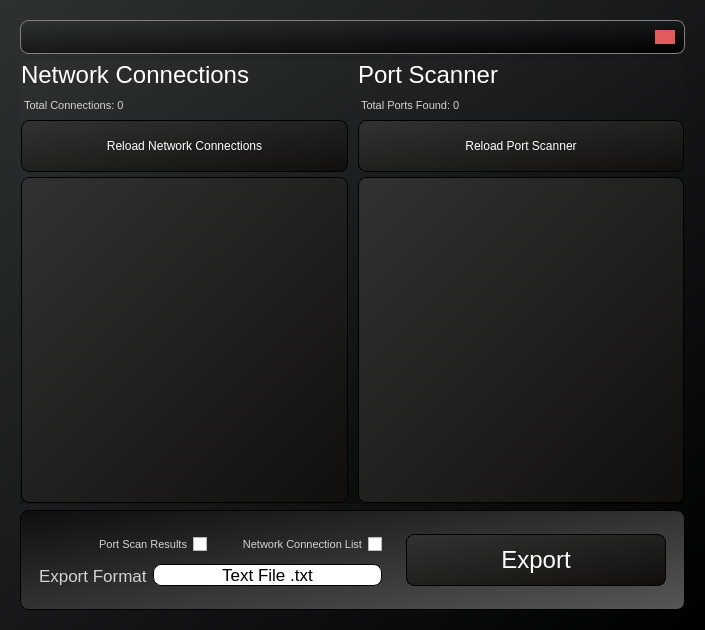
Above: HomeScanUi.ui from hunterjreid/HomeScan before the change. Below: the same form after it.
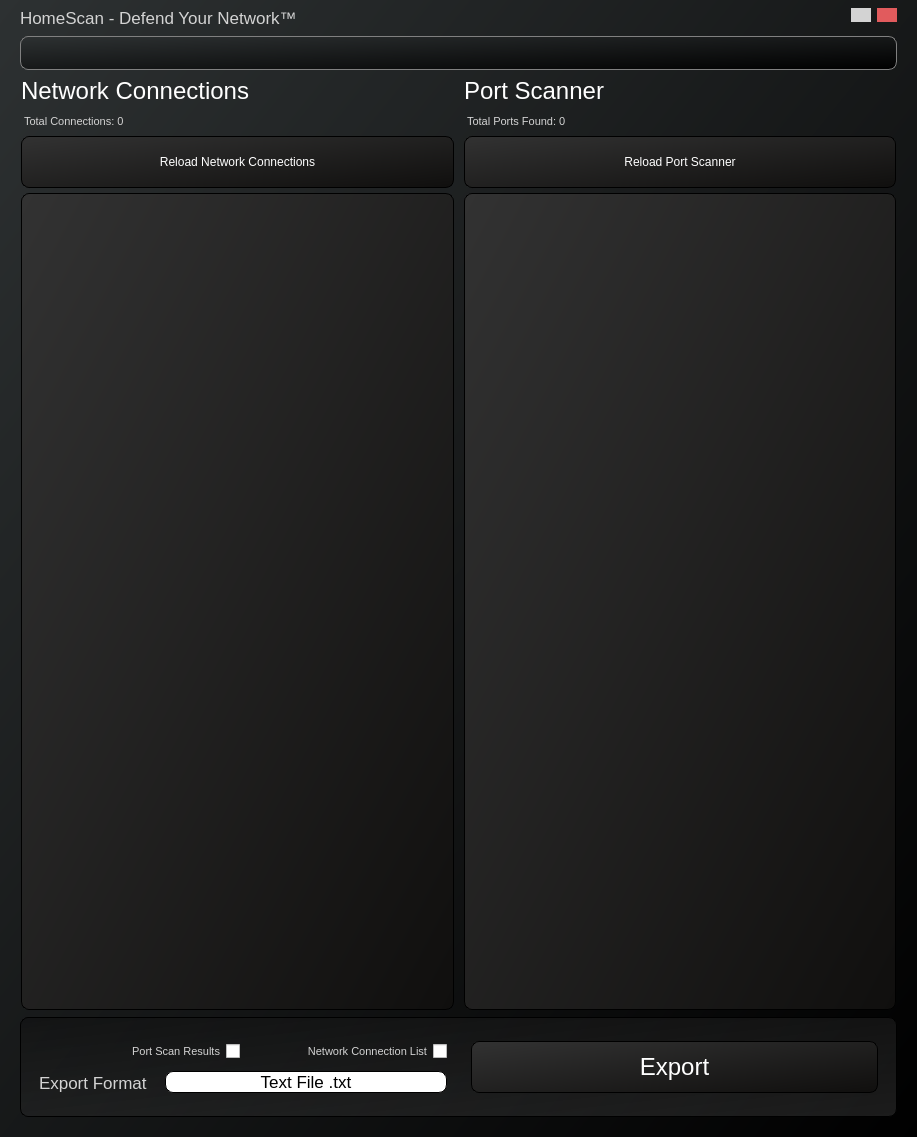
That is the form after the change. Icons and pictures are not drawn.

What changed in the file:
```diff
--- a/HomeScanUi.ui
+++ b/HomeScanUi.ui
@@ -6,8 +6,8 @@
    <rect>
     <x>0</x>
     <y>0</y>
-    <width>705</width>
-    <height>630</height>
+    <width>917</width>
+    <height>1137</height>
    </rect>
   </property>
   <property name="windowTitle">
@@ -25,7 +25,7 @@
      <number>20</number>
     </property>
     <property name="topMargin">
-     <number>20</number>
+     <number>0</number>
     </property>
     <property name="rightMargin">
      <number>20</number>
@@ -33,6 +33,103 @@
     <property name="bottomMargin">
      <number>20</number>
     </property>
+    <item alignment="Qt::AlignTop">
+     <widget class="QFrame" name="frame_11">
+      <property name="minimumSize">
+       <size>
+        <width>0</width>
+        <height>30</height>
+       </size>
+      </property>
+      <property name="maximumSize">
+       <size>
+        <width>16777215</width>
+        <height>30</height>
+       </size>
+      </property>
+      <property name="styleSheet">
+       <string notr="true">border: none;
+background: none;</string>
+      </property>
+      <property name="frameShape">
+       <enum>QFrame::StyledPanel</enum>
+      </property>
+      <property name="frameShadow">
+       <enum>QFrame::Raised</enum>
+      </property>
+      <layout class="QHBoxLayout" name="horizontalLayout_7">
+       <property name="leftMargin">
+        <number>0</number>
+       </property>
+       <property name="topMargin">
+        <number>8</number>
+       </property>
+       <property name="rightMargin">
+        <number>0</number>
+       </property>
+       <property name="bottomMargin">
+        <number>0</number>
+       </property>
+       <item alignment="Qt::AlignTop">
+        <widget class="QLabel" name="label_10">
+         <property name="styleSheet">
+          <string notr="true">border:none;background: none;
+color:lightgray;
+font-size:17px;</string>
+         </property>
+         <property name="text">
+          <string>HomeScan - Defend Your Network™ </string>
+         </property>
+        </widget>
+       </item>
+       <item alignment="Qt::AlignTop">
+        <widget class="QPushButton" name="pushButton_6">
+         <property name="maximumSize">
+          <size>
+           <width>20</width>
+           <height>16777215</height>
+          </size>
+         </property>
+         <property name="styleSheet">
+          <string notr="true">background-color: lightgray;
+border: none;
+top:0;border-radius: 0;</string>
+         </property>
+         <property name="text">
+          <string/>
+         </property>
+         <property name="icon">
+          <iconset>
+           <normaloff>assets/minus.svg</normaloff>assets/minus.svg</iconset>
+         </property>
+        </widget>
+       </item>
+       <item alignment="Qt::AlignTop">
+        <widget class="QPushButton" name="pushButton_5">
+         <property name="maximumSize">
+          <size>
+           <width>20</width>
+           <height>16777215</height>
+          </size>
+         </property>
+         <property name="styleSheet">
+          <string notr="true">background-color: rgb(225, 91, 93);
+border: none;
+top:0;border-radius: 0;
+margin-top:0px;</string>
+         </property>
+         <property name="text">
+          <string/>
+         </property>
+         <property name="icon">
+          <iconset>
+           <normaloff>assets/x.svg</normaloff>assets/x.svg</iconset>
+         </property>
+        </widget>
+       </item>
+      </layout>
+     </widget>
+    </item>
     <item>
      <widget class="QFrame" name="frame_2">
       <property name="maximumSize">
@@ -132,73 +229,14 @@
          </property>
         </widget>
        </item>
-       <item>
-        <widget class="QFrame" name="frame_10">
-         <property name="maximumSize">
-          <size>
-           <width>20</width>
-           <height>16777215</height>
-          </size>
-         </property>
-         <property name="styleSheet">
-          <string notr="true">border: none;
-background: none;
-vertical-align: top; </string>
-         </property>
-         <property name="frameShape">
-          <enum>QFrame::StyledPanel</enum>
-         </property>
-         <property name="frameShadow">
-          <enum>QFrame::Raised</enum>
-         </property>
-         <layout class="QHBoxLayout" name="horizontalLayout_7">
-          <property name="spacing">
-           <number>0</number>
-          </property>
-          <property name="leftMargin">
-           <number>0</number>
-          </property>
-          <property name="topMargin">
-           <number>0</number>
-          </property>
-          <property name="rightMargin">
-           <number>0</number>
-          </property>
-          <property name="bottomMargin">
-           <number>0</number>
-          </property>
-          <item alignment="Qt::AlignTop">
-           <widget class="QPushButton" name="pushButton_5">
-            <property name="maximumSize">
-             <size>
-              <width>20</width>
-              <height>16777215</height>
-             </size>
-            </property>
-            <property name="styleSheet">
-             <string notr="true">background-color: rgb(225, 91, 93);
-border: none;
-top:0;border-radius: 0;</string>
-            </property>
-            <property name="text">
-             <string/>
-            </property>
-            <property name="icon">
-             <iconset>
-              <normaloff>assets/x-square.svg</normaloff>assets/x-square.svg</iconset>
-            </property>
-           </widget>
-          </item>
-         </layout>
-        </widget>
-       </item>
       </layout>
      </widget>
     </item>
     <item>
      <widget class="QFrame" name="frame_3">
       <property name="styleSheet">
-       <string notr="true">border: 1px solid none;</string>
+       <string notr="true">border: 1px solid none;
+background: none;</string>
       </property>
       <property name="frameShape">
        <enum>QFrame::StyledPanel</enum>
@@ -469,7 +507,7 @@
       </property>
       <property name="styleSheet">
        <string notr="true">border: 1px solid black;border-radius: 8px;
-background-color: qlineargradient(spread:pad, x1:0, y1:0, x2:1, y2:1, stop:0 rgba(14, 14, 14, 255), stop:1 rgba(86, 86, 86, 255))</string>
+background-color: qlineargradient(spread:pad, x1:0, y1:0, x2:1, y2:1, stop:0 rgba(14, 14, 14, 125), stop:1 rgba(86, 86, 86, 80))</string>
       </property>
       <property name="frameShape">
        <enum>QFrame::StyledPanel</enum>
```
